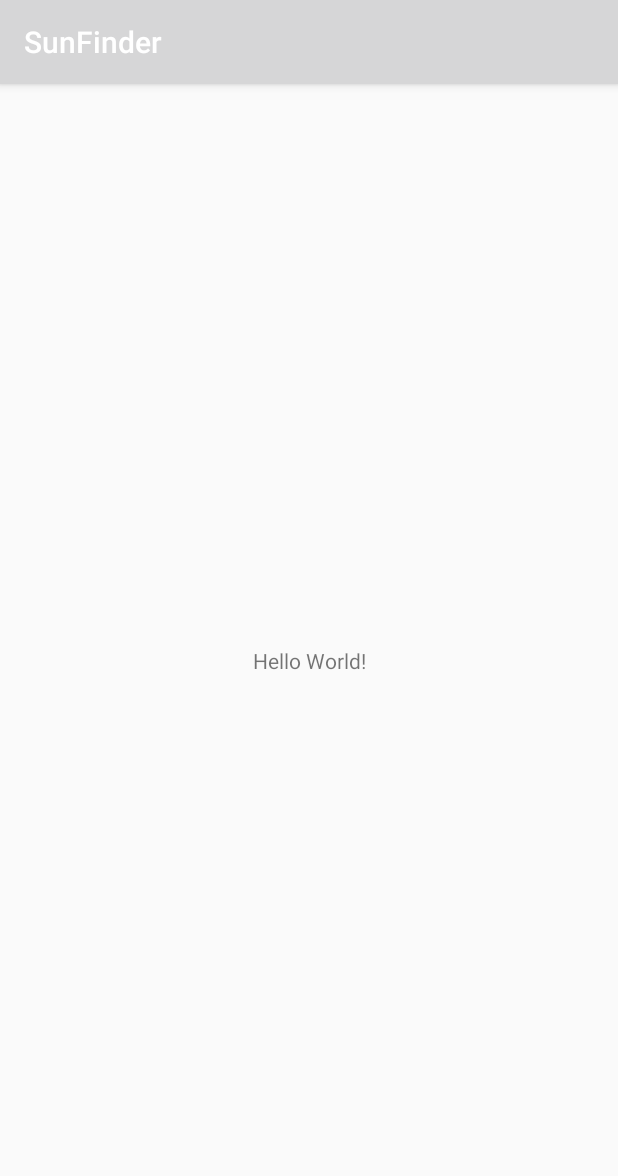
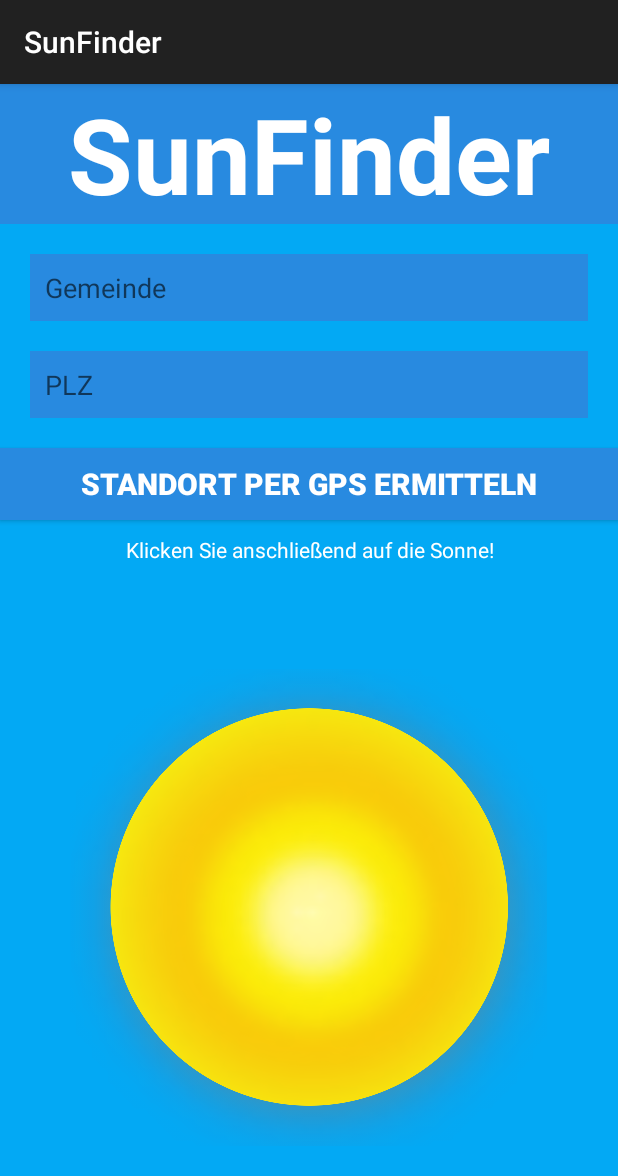
Before and after one commit to sebastianLindinger/POS-Projekt_Lindinger-Huemer-Vormayr, an Android app: the screen it shows after launch (MainActivity), on a phone screen of 412 x 824 dp. Shown: the top 1176 px of the screen. Run offline under Robolectric (Android 15) with nearby library versions, the phone set to English and light mode, and no system bars.

Commit message:
Implemented StartFragment to MainActivity conntection

```diff
--- /dev/null
+++ b/App/app/src/main/java/com/example/sunfinder/Fragment_Start.java
@@ -0,0 +1,79 @@
+package com.example.sunfinder;
+import android.content.Context;
+import android.os.Bundle;
+import androidx.fragment.app.Fragment;
+
+import android.util.Log;
+import android.view.LayoutInflater;
+import android.view.View;
+import android.view.ViewGroup;
+import android.widget.Button;
+import android.widget.EditText;
+import android.widget.ImageButton;
+import android.widget.Toast;
+
+
+public class Fragment_Start extends Fragment implements View.OnClickListener {
+
+    private static final String TAG = Fragment_Start.class.getSimpleName();
+    private EditText editText_town;
+    private EditText editText_plz;
+    private Button button_useGPS;
+    private ImageButton button_findSun;
+    private OnSunClickedListener mListener;
+    private Double lon = null;
+    private Double lat = null;
+
+    @Override
+    public void onCreate(Bundle savedInstanceState) {
+        super.onCreate(savedInstanceState);
+
+    }
+
+    @Override
+    public View onCreateView(LayoutInflater inflater, ViewGroup container,
+                             Bundle savedInstanceState) {
+        Log.d(TAG, "onCreateView: entered");
+        View view = inflater.inflate(R.layout.fragment_fragment__start, container, false);
+        initializeViews(view);
+        return view;
+    }
+
+    private void initializeViews(View view)
+    {
+        Log.d(TAG, "initializeViews: entered");
+        editText_town = view.findViewById(R.id.editText_Start_Town);
+        editText_plz = view.findViewById(R.id.editText_Start_PLZ);
+        button_useGPS = view.findViewById(R.id.button_Start_UseGPS);
+        button_findSun = view.findViewById(R.id.button_Start_FindSun);
+        button_useGPS.setOnClickListener(this);
+        button_findSun.setOnClickListener(this);
+    }
+    @Override
+    public void onAttach(Context context) {
+        super.onAttach(context);
+        if (context instanceof OnSunClickedListener) {
+            mListener = (OnSunClickedListener) context;
+        } else {
+            throw new RuntimeException(context.toString()
+                    + " must implement OnFragmentInteractionListener");
+        }
+    }
+
+    @Override
+    public void onClick(View v) {
+        if(v.getId() == button_findSun.getId()) {
+            convertAddressToCoordinates(editText_town.getText().toString(), editText_plz.getText().toString());
+            mListener.onSunClicked(lon, lat);
+        }
+        else if(v.getId() == button_useGPS.getId())useGPS();
+    }
+    private void useGPS()
+    {
+        //implement this..
+    }
+    private void convertAddressToCoordinates(String town, String plz)
+    {
+        //implement this..
+    }
+}
--- a/App/app/src/main/java/com/example/sunfinder/MainActivity.java
+++ b/App/app/src/main/java/com/example/sunfinder/MainActivity.java
@@ -3,12 +3,32 @@ package com.example.sunfinder;
 import androidx.appcompat.app.AppCompatActivity;
 
 import android.os.Bundle;
+import android.util.Log;
+import android.widget.Toast;
 
-public class MainActivity extends AppCompatActivity {
+public class MainActivity extends AppCompatActivity implements OnSunClickedListener{
 
+    private static final String TAG = MainActivity.class.getSimpleName();
     @Override
     protected void onCreate(Bundle savedInstanceState) {
         super.onCreate(savedInstanceState);
         setContentView(R.layout.activity_main);
     }
+
+    @Override
+    public void onSunClicked(Double lon, Double lat) {
+        Log.d(TAG, "onSunClicked: entered");
+        Log.d(TAG, "lon="+lon+" lat="+lat);
+        if(lon == null || lat == null)
+        {
+            Toast.makeText(this, "Sie müssen zuerst einen Ort angeben!", Toast.LENGTH_LONG).show();
+        }
+        else {
+            callMasterActivity();
+        }
+    }
+    private void callMasterActivity()
+    {
+        //MasterActivity aufrufen.
+    }
 }
--- /dev/null
+++ b/App/app/src/main/java/com/example/sunfinder/OnSunClickedListener.java
@@ -0,0 +1,5 @@
+package com.example.sunfinder;
+
+public interface OnSunClickedListener {
+    void onSunClicked(Double lon, Double lat);
+}
--- a/App/app/src/main/res/layout/activity_main.xml
+++ b/App/app/src/main/res/layout/activity_main.xml
@@ -1,18 +1,15 @@
 <?xml version="1.0" encoding="utf-8"?>
-<androidx.constraintlayout.widget.ConstraintLayout xmlns:android="http://schemas.android.com/apk/res/android"
+<LinearLayout xmlns:android="http://schemas.android.com/apk/res/android"
     xmlns:app="http://schemas.android.com/apk/res-auto"
     xmlns:tools="http://schemas.android.com/tools"
     android:layout_width="match_parent"
     android:layout_height="match_parent"
-    tools:context=".MainActivity">
+    android:orientation="vertical"
+    tools:context=".MainActivity" >
 
-    <TextView
-        android:layout_width="wrap_content"
-        android:layout_height="wrap_content"
-        android:text="Hello World!"
-        app:layout_constraintBottom_toBottomOf="parent"
-        app:layout_constraintLeft_toLeftOf="parent"
-        app:layout_constraintRight_toRightOf="parent"
-        app:layout_constraintTop_toTopOf="parent" />
-
-</androidx.constraintlayout.widget.ConstraintLayout>
+    <fragment
+        android:id="@+id/fragment_start"
+        android:name="com.example.sunfinder.Fragment_Start"
+        android:layout_width="match_parent"
+        android:layout_height="match_parent" />
+</LinearLayout>
--- a/App/app/src/main/res/layout/fragment_fragment__detail.xml
+++ b/App/app/src/main/res/layout/fragment_fragment__detail.xml
@@ -42,7 +42,7 @@
                 android:paddingRight="30dp"
                 android:paddingBottom="20dp"
                 android:scaleType="fitStart"
-                android:src="@drawable/Sonne" />
+                android:src="@drawable/sonne" />
         </LinearLayout>
 
         <TableLayout
--- a/App/app/src/main/res/layout/fragment_fragment__master.xml
+++ b/App/app/src/main/res/layout/fragment_fragment__master.xml
@@ -49,7 +49,7 @@
                 android:paddingTop="20dp"
                 android:paddingBottom="20dp"
                 android:scaleType="fitStart"
-                android:src="@drawable/Sonne" />
+                android:src="@drawable/sonne" />
         </LinearLayout>
 
         <TableLayout
--- a/App/app/src/main/res/layout/fragment_fragment__start.xml
+++ b/App/app/src/main/res/layout/fragment_fragment__start.xml
@@ -3,7 +3,7 @@
     xmlns:tools="http://schemas.android.com/tools"
     android:layout_width="match_parent"
     android:layout_height="match_parent"
-    tools:context=".Fragment_Main">
+    tools:context=".Fragment_Start">
 
     <LinearLayout
         android:layout_width="match_parent"
@@ -26,11 +26,12 @@
             android:id="@+id/editText_Start_Town"
             android:layout_width="match_parent"
             android:layout_height="wrap_content"
+            android:layout_margin="20dp"
+            android:background="@color/DarkBlue"
+            android:ems="10"
+            android:hint="Gemeinde"
+            android:inputType="textPersonName"
             android:padding="10dp"
-            android:background="@color/DarkBlue"
-            android:layout_margin="20dp"
-            android:ems="10"
-            android:inputType="textPersonName"
             android:singleLine="false"
             android:textColor="@android:color/white"
             tools:text="Gemeinde:" />
@@ -39,12 +40,13 @@
             android:id="@+id/editText_Start_PLZ"
             android:layout_width="match_parent"
             android:layout_height="wrap_content"
-            android:padding="10dp"
-            android:background="@color/DarkBlue"
             android:layout_marginLeft="20dp"
             android:layout_marginRight="20dp"
+            android:background="@color/DarkBlue"
             android:ems="10"
-            android:inputType="textPersonName"
+            android:hint="PLZ"
+            android:inputType="none|number"
+            android:padding="10dp"
             android:singleLine="false"
             android:textColor="@android:color/white"
             tools:text="PLZ:" />
@@ -73,10 +75,10 @@
             android:id="@+id/button_Start_FindSun"
             android:layout_width="match_parent"
             android:layout_height="wrap_content"
-            android:padding="40dp"
+            android:padding="60dp"
             android:background="@color/LightBlue"
             android:scaleType="centerCrop"
-            android:src="@drawable/Sonne" />
+            android:src="@drawable/sonne" />
 
     </LinearLayout>
 
--- a/App/app/src/main/res/values/styles.xml
+++ b/App/app/src/main/res/values/styles.xml
@@ -2,10 +2,7 @@
 
     <!-- Base application theme. -->
     <style name="AppTheme" parent="Theme.AppCompat.Light.DarkActionBar">
-        <!-- Customize your theme here. -->
-        <item name="colorPrimary">@color/colorPrimary</item>
-        <item name="colorPrimaryDark">@color/colorPrimaryDark</item>
-        <item name="colorAccent">@color/colorAccent</item>
+
     </style>
 
 </resources>
```
Also changed, not shown: App/app/src/main/java/com/example/sunfinder/Fragment_Main.java (deleted, +0 -110 lines), App/app/src/main/res/drawable/sonne.png (renamed from App/app/src/main/res/drawable/Sonne.png), 5 other files.
